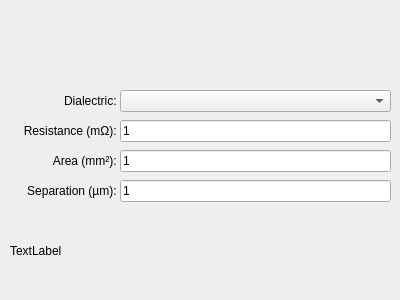
Qt form designer_windows/capacitordesigner.ui (QuakeIV/pax-interitus) before a commit.
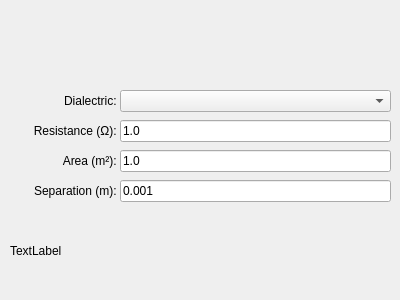
The same form after that commit.

What changed in the file:
```diff
--- a/designer_windows/capacitordesigner.ui
+++ b/designer_windows/capacitordesigner.ui
@@ -70,7 +70,7 @@
     <set>Qt::ImhNone</set>
    </property>
    <property name="text">
-    <string>1</string>
+    <string>1.0</string>
    </property>
   </widget>
   <widget class="QLabel" name="label_2">
@@ -83,7 +83,7 @@
     </rect>
    </property>
    <property name="text">
-    <string>Resistance (mΩ): </string>
+    <string>Resistance (Ω): </string>
    </property>
    <property name="alignment">
     <set>Qt::AlignRight|Qt::AlignTrailing|Qt::AlignVCenter</set>
@@ -99,7 +99,7 @@
     </rect>
    </property>
    <property name="text">
-    <string>Area (mm²): </string>
+    <string>Area (m²): </string>
    </property>
    <property name="alignment">
     <set>Qt::AlignRight|Qt::AlignTrailing|Qt::AlignVCenter</set>
@@ -118,7 +118,7 @@
     <set>Qt::ImhNone</set>
    </property>
    <property name="text">
-    <string>1</string>
+    <string>1.0</string>
    </property>
   </widget>
   <widget class="QLabel" name="label_4">
@@ -134,7 +134,7 @@
     <set>Qt::ImhNone</set>
    </property>
    <property name="text">
-    <string>Separation (µm): </string>
+    <string>Separation (m): </string>
    </property>
    <property name="alignment">
     <set>Qt::AlignRight|Qt::AlignTrailing|Qt::AlignVCenter</set>
@@ -153,7 +153,7 @@
     <set>Qt::ImhNone</set>
    </property>
    <property name="text">
-    <string>1</string>
+    <string>0.001</string>
    </property>
   </widget>
   <widget class="QLabel" name="details">
```
